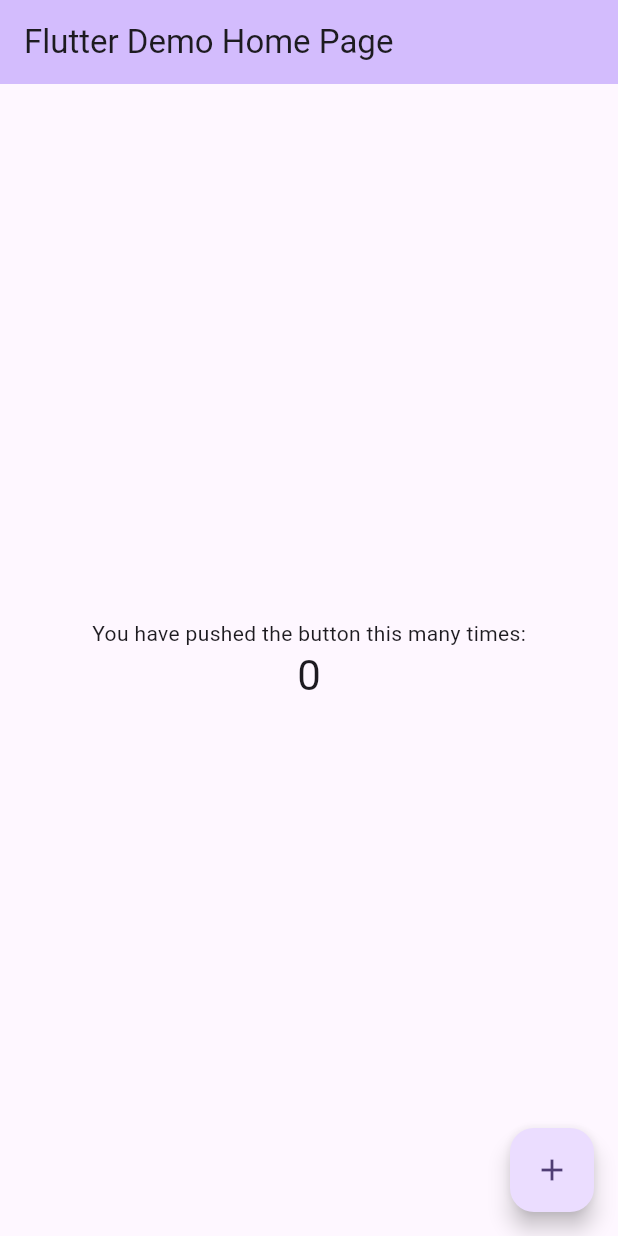
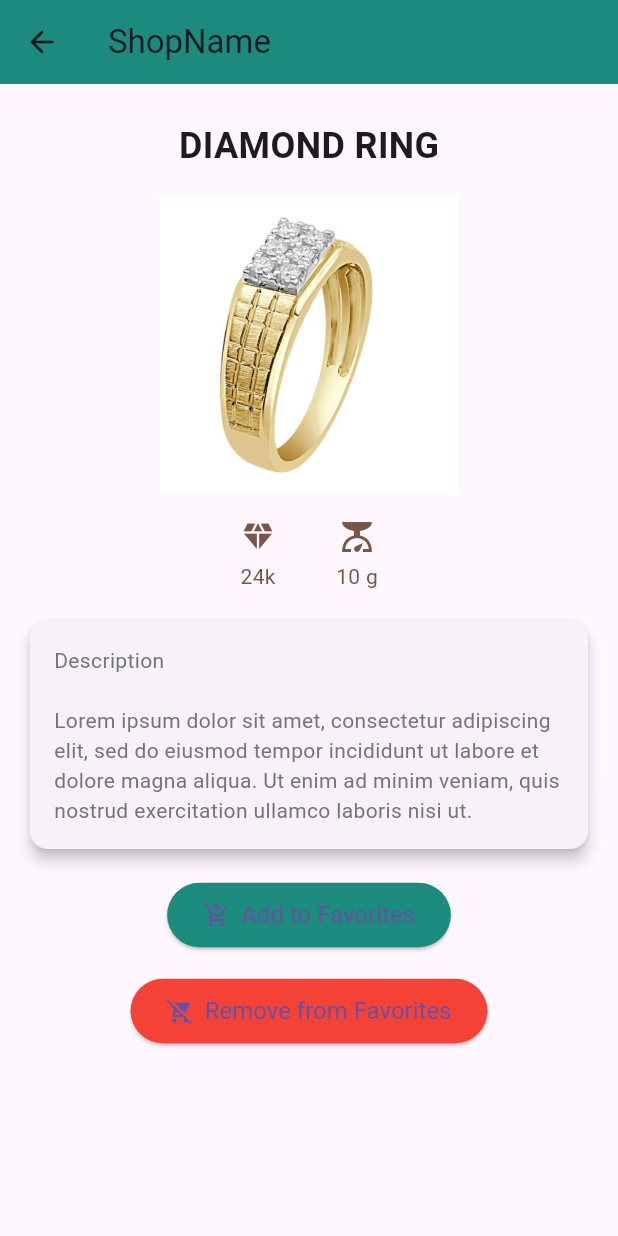
Before and after one commit to niksoni2910/ShopApp, a Flutter app: the screen it shows after launch, on a phone screen of 412 x 824 dp. Run offline on Flutter 3.47's test engine with Material 3 defaults, Android fonts, the phone set to English and light mode, and no system bars; our stand-ins replace firebase_core; accounts and stored records are empty.

Commit message:
Item_details Page

```diff
--- a/lib/main.dart
+++ b/lib/main.dart
@@ -1,3 +1,4 @@
+import 'package:catalog/pages/item_details.dart';
 import 'package:firebase_core/firebase_core.dart';
 import 'package:flutter/material.dart';
 
@@ -10,119 +11,10 @@ void main() async {
 class MyApp extends StatelessWidget {
   const MyApp({super.key});
 
-  // This widget is the root of your application.
   @override
   Widget build(BuildContext context) {
-    return MaterialApp(
-      title: 'Flutter Demo',
-      theme: ThemeData(
-        // This is the theme of your application.
-        //
-        // TRY THIS: Try running your application with "flutter run". You'll see
-        // the application has a purple toolbar. Then, without quitting the app,
-        // try changing the seedColor in the colorScheme below to Colors.green
-        // and then invoke "hot reload" (save your changes or press the "hot
-        // reload" button in a Flutter-supported IDE, or press "r" if you used
-        // the command line to start the app).
-        //
-        // Notice that the counter didn't reset back to zero; the application
-        // state is not lost during the reload. To reset the state, use hot
-        // restart instead.
-        //
-        // This works for code too, not just values: Most code changes can be
-        // tested with just a hot reload.
-        colorScheme: ColorScheme.fromSeed(seedColor: Colors.deepPurple),
-        useMaterial3: true,
-      ),
-      home: const MyHomePage(title: 'Flutter Demo Home Page'),
+    return  MaterialApp(
+      home: ItemDetails(),
     );
   }
 }
-
-class MyHomePage extends StatefulWidget {
-  const MyHomePage({super.key, required this.title});
-
-  // This widget is the home page of your application. It is stateful, meaning
-  // that it has a State object (defined below) that contains fields that affect
-  // how it looks.
-
-  // This class is the configuration for the state. It holds the values (in this
-  // case the title) provided by the parent (in this case the App widget) and
-  // used by the build method of the State. Fields in a Widget subclass are
-  // always marked "final".
-
-  final String title;
-
-  @override
-  State<MyHomePage> createState() => _MyHomePageState();
-}
-
-class _MyHomePageState extends State<MyHomePage> {
-  int _counter = 0;
-
-  void _incrementCounter() {
-    setState(() {
-      // This call to setState tells the Flutter framework that something has
-      // changed in this State, which causes it to rerun the build method below
-      // so that the display can reflect the updated values. If we changed
-      // _counter without calling setState(), then the build method would not be
-      // called again, and so nothing would appear to happen.
-      _counter++;
-    });
-  }
-
-  @override
-  Widget build(BuildContext context) {
-    // This method is rerun every time setState is called, for instance as done
-    // by the _incrementCounter method above.
-    //
-    // The Flutter framework has been optimized to make rerunning build methods
-    // fast, so that you can just rebuild anything that needs updating rather
-    // than having to individually change instances of widgets.
-    return Scaffold(
-      appBar: AppBar(
-        // TRY THIS: Try changing the color here to a specific color (to
-        // Colors.amber, perhaps?) and trigger a hot reload to see the AppBar
-        // change color while the other colors stay the same.
-        backgroundColor: Theme.of(context).colorScheme.inversePrimary,
-        // Here we take the value from the MyHomePage object that was created by
-        // the App.build method, and use it to set our appbar title.
-        title: Text(widget.title),
-      ),
-      body: Center(
-        // Center is a layout widget. It takes a single child and positions it
-        // in the middle of the parent.
-        child: Column(
-          // Column is also a layout widget. It takes a list of children and
-          // arranges them vertically. By default, it sizes itself to fit its
-          // children horizontally, and tries to be as tall as its parent.
-          //
-          // Column has various properties to control how it sizes itself and
-          // how it positions its children. Here we use mainAxisAlignment to
-          // center the children vertically; the main axis here is the vertical
-          // axis because Columns are vertical (the cross axis would be
-          // horizontal).
-          //
-          // TRY THIS: Invoke "debug painting" (choose the "Toggle Debug Paint"
-          // action in the IDE, or press "p" in the console), to see the
-          // wireframe for each widget.
-          mainAxisAlignment: MainAxisAlignment.center,
-          children: <Widget>[
-            const Text(
-              'You have pushed the button this many times:',
-            ),
-            Text(
-              '$_counter',
-              style: Theme.of(context).textTheme.headlineMedium,
-            ),
-          ],
-        ),
-      ),
-      floatingActionButton: FloatingActionButton(
-        onPressed: _incrementCounter,
-        tooltip: 'Increment',
-        child: const Icon(Icons.add),
-      ), // This trailing comma makes auto-formatting nicer for build methods.
-    );
-  }
-}
--- /dev/null
+++ b/lib/pages/item_details.dart
@@ -0,0 +1,118 @@
+import 'package:flutter/material.dart';
+
+class ItemDetails extends StatefulWidget {
+  const ItemDetails({super.key});
+
+  @override
+  State<ItemDetails> createState() => _ItemDetailsState();
+}
+
+class _ItemDetailsState extends State<ItemDetails> {
+  @override
+  Widget build(BuildContext context) {
+    return Scaffold(
+      appBar: AppBar(
+        title: const Text("ShopName"),
+        backgroundColor: const Color.fromRGBO(28, 138, 125, 1),
+        leading: IconButton(
+          onPressed: () {
+            Navigator.pop(context);
+          },
+          icon: const Icon(Icons.arrow_back_rounded),
+        ),
+        elevation: 0,
+      ),
+      body: Padding(
+        padding: const EdgeInsets.all(16),
+        child: Column(
+          children: [
+            const SizedBox(
+              height: 8,
+            ),
+            const Center(
+              child: Text(
+                'DIAMOND RING',
+                style: TextStyle(
+                  fontSize: 24,
+                  fontWeight: FontWeight.bold,
+                ),
+              ),
+            ),
+            const SizedBox(height: 16),
+            Image.asset(
+              'assets/item1.jpg',
+              height: 200,
+              fit: BoxFit.contain,
+            ),
+            const SizedBox(
+              height: 16,
+            ),
+            const Row(
+              mainAxisAlignment: MainAxisAlignment.center,
+              children: [
+                Column(
+                  children: [
+                    Icon(Icons.diamond, color: Colors.brown),
+                    SizedBox(height: 4),
+                    Text('24k', style: TextStyle(color: Colors.brown)),
+                  ],
+                ),
+                SizedBox(width: 40),
+                Column(
+                  children: [
+                    Icon(Icons.scale, color: Colors.brown),
+                    SizedBox(height: 4),
+                    Text('10 g', style: TextStyle(color: Colors.brown)),
+                  ],
+                ),
+              ],
+            ),
+            const SizedBox(
+              height: 16,
+            ),
+            Card(
+              elevation: 4,
+              child: Padding(
+                padding: const EdgeInsets.all(16.0),
+                child: Text(
+                  'Description\n\nLorem ipsum dolor sit amet, consectetur adipiscing elit, sed do eiusmod tempor incididunt ut labore et dolore magna aliqua. Ut enim ad minim veniam, quis nostrud exercitation ullamco laboris nisi ut.',
+                  style: TextStyle(color: Colors.grey[600]),
+                ),
+              ),
+            ),
+            const SizedBox(
+              height: 16,
+            ),
+            Column(
+              children: [
+                ElevatedButton.icon(
+                  onPressed: () {},
+                  icon: const Icon(Icons.add_shopping_cart),
+                  label: const Text('Add to Favorites'),
+                  style: ElevatedButton.styleFrom(
+                    backgroundColor: const Color.fromRGBO(28, 138, 125, 1),
+                    padding: const EdgeInsets.symmetric(
+                        horizontal: 24, vertical: 12),
+                    textStyle: const TextStyle(fontSize: 16),
+                  ),
+                ),
+                const SizedBox(height: 16),
+                ElevatedButton.icon(
+                  onPressed: () {},
+                  icon: const Icon(Icons.remove_shopping_cart),
+                  label: const Text('Remove from Favorites'),
+                  style: ElevatedButton.styleFrom(
+                    backgroundColor: Colors.red,
+                    padding: const EdgeInsets.symmetric(
+                        horizontal: 24, vertical: 12),
+                    textStyle: const TextStyle(fontSize: 16),
+                  ),
+                ),
+              ],
+            ),
+          ],
+        ),
+      ),
+    );
+  }
+}
--- a/pubspec.yaml
+++ b/pubspec.yaml
@@ -60,9 +60,8 @@ flutter:
   uses-material-design: true
 
   # To add assets to your application, add an assets section, like this:
-  # assets:
-  #   - images/a_dot_burr.jpeg
-  #   - images/a_dot_ham.jpeg
+  assets:
+    - assets/
 
   # An image asset can refer to one or more resolution-specific "variants", see
   # https://flutter.dev/assets-and-images/#resolution-aware
```
Also changed, not shown: assets/item1.jpg (added).
